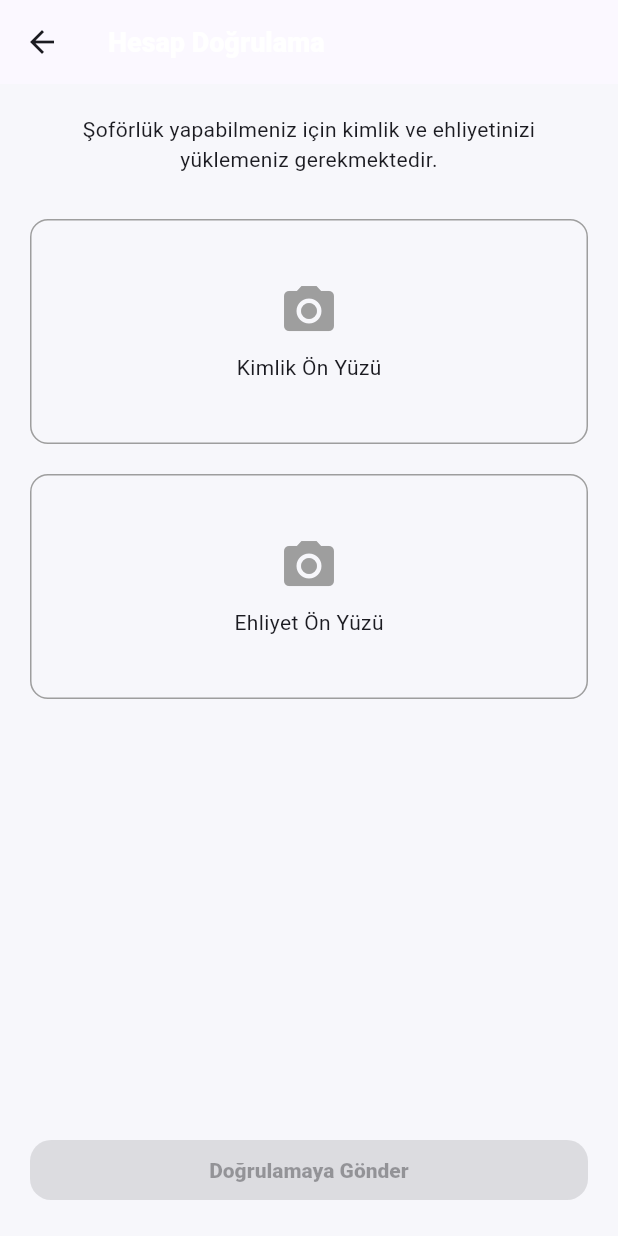
After one commit to omerates28444/nakliyeuygulamas-, a Flutter app: the ProfileScreen screen opened directly, after a tap on "Hesap Doğrulama (KYC)", on a phone screen of 412 x 824 dp. The commit adds this screen. Run offline on Flutter 3.47's test engine with Material 3 defaults, Android fonts, the phone set to English and light mode, and no system bars; our stand-ins replace cloud_firestore, firebase_auth, firebase_core, firebase_storage, flutter_map, geolocator and 2 more; accounts and stored records are empty.

Commit message:
kyc ekli hali

```diff
--- /dev/null
+++ b/lib/screens/kyc_screen.dart
@@ -0,0 +1,268 @@
+import 'dart:io';
+import 'package:flutter/material.dart';
+import 'package:image_picker/image_picker.dart';
+import 'package:firebase_storage/firebase_storage.dart';
+import 'package:cloud_firestore/cloud_firestore.dart';
+import 'package:firebase_auth/firebase_auth.dart';
+
+class KycScreen extends StatefulWidget {
+  const KycScreen({super.key});
+
+  @override
+  State<KycScreen> createState() => _KycScreenState();
+}
+
+class _KycScreenState extends State<KycScreen> {
+  File? _idImage;
+  File? _licenseImage;
+
+  bool _isLoading = false;
+
+  // KYC status
+  String _kycStatus = "none";
+  bool _loadingStatus = true;
+
+  @override
+  void initState() {
+    super.initState();
+    _loadKycStatus();
+  }
+
+  Future<void> _loadKycStatus() async {
+    final uid = FirebaseAuth.instance.currentUser?.uid;
+    if (uid == null) {
+      setState(() => _loadingStatus = false);
+      return;
+    }
+
+    try {
+      final doc =
+      await FirebaseFirestore.instance.collection("users").doc(uid).get();
+      final data = doc.data() ?? {};
+      final extra = (data["extra"] is Map)
+          ? Map<String, dynamic>.from(data["extra"])
+          : <String, dynamic>{};
+
+      setState(() {
+        // hem extra hem root destek (senin db karışık olduğu için)
+        _kycStatus =
+            (extra["kycStatus"] ?? data["kycStatus"] ?? "none").toString();
+        _loadingStatus = false;
+      });
+    } catch (_) {
+      setState(() => _loadingStatus = false);
+    }
+  }
+
+  Future<void> _pickImage(bool isIdCard) async {
+    // approved/pending iken tekrar belge yükletmeyelim
+    if (_kycStatus == "approved" || _kycStatus == "pending") {
+      final msg = _kycStatus == "approved"
+          ? "KYC onaylı. Tekrar belge yükleyemezsiniz ✅"
+          : "Belgeler incelemede. Şimdilik tekrar yükleyemezsiniz ⏳";
+      if (!mounted) return;
+      ScaffoldMessenger.of(context)
+          .showSnackBar(SnackBar(content: Text(msg)));
+      return;
+    }
+
+    final picker = ImagePicker();
+    final pickedFile =
+    await picker.pickImage(source: ImageSource.camera, imageQuality: 50);
+
+    if (pickedFile != null) {
+      setState(() {
+        if (isIdCard) {
+          _idImage = File(pickedFile.path);
+        } else {
+          _licenseImage = File(pickedFile.path);
+        }
+      });
+    }
+  }
+
+  Future<void> _uploadAndSubmit() async {
+    // approved/pending iken gönderme engeli
+    if (_kycStatus == "approved" || _kycStatus == "pending") return;
+
+    if (_idImage == null || _licenseImage == null) return;
+
+    setState(() => _isLoading = true);
+    final uid = FirebaseAuth.instance.currentUser!.uid;
+
+    try {
+      // 1) Kimlik
+      final idRef =
+      FirebaseStorage.instance.ref().child('kyc/$uid/id_card.jpg');
+      await idRef.putFile(_idImage!);
+      final idUrl = await idRef.getDownloadURL();
+
+      // 2) Ehliyet
+      final licenseRef =
+      FirebaseStorage.instance.ref().child('kyc/$uid/license.jpg');
+      await licenseRef.putFile(_licenseImage!);
+      final licenseUrl = await licenseRef.getDownloadURL();
+
+      // 3) Firestore update (extra içine)
+      await FirebaseFirestore.instance.collection('users').doc(uid).update({
+        'extra.idCardUrl': idUrl,
+        'extra.licenseUrl': licenseUrl,
+        'extra.kycStatus': 'pending',
+        'updatedAt': FieldValue.serverTimestamp(),
+      });
+
+      if (!mounted) return;
+      ScaffoldMessenger.of(context).showSnackBar(
+        const SnackBar(content: Text("Belgeler başarıyla yüklendi! ✅")),
+      );
+      Navigator.pop(context);
+    } catch (e) {
+      if (!mounted) return;
+      ScaffoldMessenger.of(context)
+          .showSnackBar(SnackBar(content: Text("Hata: $e")));
+    } finally {
+      if (mounted) setState(() => _isLoading = false);
+    }
+  }
+
+  @override
+  Widget build(BuildContext context) {
+    final loading = _isLoading || _loadingStatus;
+
+    return Scaffold(
+      appBar: AppBar(title: const Text("Hesap Doğrulama")),
+      body: loading
+          ? const Center(child: CircularProgressIndicator())
+          : (_kycStatus == "approved")
+          ? _ApprovedView(onBack: () => Navigator.pop(context))
+          : (_kycStatus == "pending")
+          ? _PendingView(onBack: () => Navigator.pop(context))
+          : Padding(
+        padding: const EdgeInsets.all(20),
+        child: Column(
+          children: [
+            const Text(
+              "Şoförlük yapabilmeniz için kimlik ve ehliyetinizi yüklemeniz gerekmektedir.",
+              textAlign: TextAlign.center,
+            ),
+            const SizedBox(height: 30),
+            _buildUploadBox(
+                "Kimlik Ön Yüzü", _idImage, () => _pickImage(true)),
+            const SizedBox(height: 20),
+            _buildUploadBox("Ehliyet Ön Yüzü", _licenseImage,
+                    () => _pickImage(false)),
+            const Spacer(),
+            SizedBox(
+              width: double.infinity,
+              child: FilledButton(
+                onPressed: (_idImage != null && _licenseImage != null)
+                    ? _uploadAndSubmit
+                    : null,
+                child: const Text("Doğrulamaya Gönder"),
+              ),
+            )
+          ],
+        ),
+      ),
+    );
+  }
+
+  Widget _buildUploadBox(String title, File? image, VoidCallback onTap) {
+    return GestureDetector(
+      onTap: onTap,
+      child: Container(
+        height: 150,
+        width: double.infinity,
+        decoration: BoxDecoration(
+          border: Border.all(color: Colors.grey),
+          borderRadius: BorderRadius.circular(12),
+        ),
+        child: image != null
+            ? ClipRRect(
+          borderRadius: BorderRadius.circular(12),
+          child: Image.file(image, fit: BoxFit.cover),
+        )
+            : Column(
+          mainAxisAlignment: MainAxisAlignment.center,
+          children: [
+            const Icon(Icons.camera_alt, size: 40, color: Colors.grey),
+            const SizedBox(height: 8),
+            Text(title),
+          ],
+        ),
+      ),
+    );
+  }
+}
+
+class _ApprovedView extends StatelessWidget {
+  final VoidCallback onBack;
+  const _ApprovedView({required this.onBack});
+
+  @override
+  Widget build(BuildContext context) {
+    return Padding(
+      padding: const EdgeInsets.all(20),
+      child: Column(
+        mainAxisAlignment: MainAxisAlignment.center,
+        children: [
+          const Icon(Icons.verified, size: 72, color: Colors.green),
+          const SizedBox(height: 16),
+          const Text(
+            "KYC Onaylandı ✅",
+            style: TextStyle(fontSize: 20, fontWeight: FontWeight.w900),
+          ),
+          const SizedBox(height: 8),
+          const Text(
+            "Hesabınız doğrulanmıştır. Tekrar belge yüklemenize gerek yok.",
+            textAlign: TextAlign.center,
+          ),
+          const SizedBox(height: 24),
+          SizedBox(
+            width: double.infinity,
+            child: FilledButton(
+              onPressed: onBack,
+              child: const Text("Geri Dön"),
+            ),
+          )
+        ],
+      ),
+    );
+  }
+}
+
+class _PendingView extends StatelessWidget {
+  final VoidCallback onBack;
+  const _PendingView({required this.onBack});
+
+  @override
+  Widget build(BuildContext context) {
+    return Padding(
+      padding: const EdgeInsets.all(20),
+      child: Column(
+        mainAxisAlignment: MainAxisAlignment.center,
+        children: [
+          const Icon(Icons.hourglass_top, size: 72, color: Colors.orange),
+          const SizedBox(height: 16),
+          const Text(
+            "İnceleme Bekleniyor ⏳",
+            style: TextStyle(fontSize: 20, fontWeight: FontWeight.w900),
+          ),
+          const SizedBox(height: 8),
+          const Text(
+            "Belgeleriniz incelemede. Sonuçlanınca profilinizde güncellenecek.",
+            textAlign: TextAlign.center,
+          ),
+          const SizedBox(height: 24),
+          SizedBox(
+            width: double.infinity,
+            child: FilledButton(
+              onPressed: onBack,
+              child: const Text("Geri Dön"),
+            ),
+          )
+        ],
+      ),
+    );
+  }
+}
--- a/lib/screens/profile_screen.dart
+++ b/lib/screens/profile_screen.dart
@@ -7,6 +7,7 @@ import '../services/auth_service.dart';
 import '../models/load.dart';
 import '../app_state.dart';
 import 'role_select_screen.dart';
+import 'kyc_screen.dart';
 
 class ProfileScreen extends StatefulWidget {
   const ProfileScreen({super.key});
@@ -35,6 +36,8 @@ class _ProfileScreenState extends State<ProfileScreen> {
   final capacityCtrl = TextEditingController();
   final vehicleTypeCtrl = TextEditingController();
   String vehicleType = "Kamyonet";
+  String kycStatus = "none"; // Durumu saklamak için yeni değişken
+
 
 
   @override
@@ -108,14 +111,22 @@ class _ProfileScreenState extends State<ProfileScreen> {
     final snap = await db.collection("users").doc(uid).get();
     final data = snap.data() ?? {};
 
+    // 'extra' isimli kutuyu alıyoruz
+    final extra = (data["extra"] is Map) ? Map<String, dynamic>.from(data["extra"]) : <String, dynamic>{};
+
+    setState(() {
       nameCtrl.text = (data["name"] ?? "").toString();
       phoneCtrl.text = (data["phone"] ?? "").toString();
       cityCtrl.text = (data["city"] ?? "").toString();
 
-    final extra = (data["extra"] is Map) ? Map<String, dynamic>.from(data["extra"]) : <String, dynamic>{};
+      // Araç bilgilerini 'extra' içinden okuyoruz
       vehicleType = (extra["vehicleType"] ?? "Kamyonet").toString();
       plateCtrl.text = (extra["plate"] ?? "").toString();
       capacityCtrl.text = (extra["capacityKg"] ?? "").toString();
+
+      // EN ÖNEMLİ SATIR: Onay durumunu 'extra' klasöründen alıyoruz
+      kycStatus = (extra["kycStatus"] ?? data["kycStatus"] ?? "none").toString();
+    });
   }
 
   Future<void> _saveProfile() async {
@@ -148,11 +159,11 @@ class _ProfileScreenState extends State<ProfileScreen> {
         if (plateCtrl.text.trim().isEmpty) throw Exception("Plaka boş olamaz");
         if (cap == null || cap <= 0) throw Exception("Kapasite geçerli olmalı");
 
-        update["extra"] = {
-          "vehicleType": vehicleType,
-          "plate": plateCtrl.text.trim(),
-          "capacityKg": cap,
-        };
+        // Nokta (.) kullanarak sadece ilgili alanları güncelliyoruz.
+        // Böylece 'kycStatus' (onay durumu) silinmez.
+        update["extra.vehicleType"] = vehicleType;
+        update["extra.plate"] = plateCtrl.text.trim();
+        update["extra.capacityKg"] = cap;
       }
 
       await db.collection("users").doc(uid).update(update);
@@ -368,6 +379,7 @@ class _ProfileScreenState extends State<ProfileScreen> {
                       ),
                       const SizedBox(height: 10),
 
+
                       TextField(
                         controller: cityCtrl,
                         decoration: const InputDecoration(labelText: "Şehir"),
@@ -450,6 +462,28 @@ class _ProfileScreenState extends State<ProfileScreen> {
                       subtitle: const Text("Hesap e-postasını güncelle"),
                       onTap: _changeEmail,
                     ),
+                    const Divider(),
+                    ListTile(
+                      leading: Icon(
+                          Icons.verified_user,
+                          // kycStatus 'approved' ise YEŞİL, değilse MAVİ yap:
+                          color: kycStatus == 'approved' ? Colors.green : Colors.blue
+                      ),
+                      title: const Text("Hesap Doğrulama (KYC)"),
+                      subtitle: Text(
+                        // kycStatus 'approved' ise onay yazısı yaz, değilse eskiyi yaz:
+                          kycStatus == 'approved' ? "Hesabınız Onaylandı ✅" : "Ehliyet ve Kimlik Yükle"
+                      ),
+                      trailing: kycStatus == "approved" ? null : const Icon(Icons.chevron_right),
+                      onTap: kycStatus == "approved"
+                          ? null
+                          : () {
+                        Navigator.push(
+                          context,
+                          MaterialPageRoute(builder: (context) => const KycScreen()),
+                        );
+                      },
+                    ),
                   ],
                 ),
               ),
```
Also changed, not shown: lib/models/my_user.dart (added, +40 -0 lines). Lines whose indentation alone changed are shown as unchanged.
